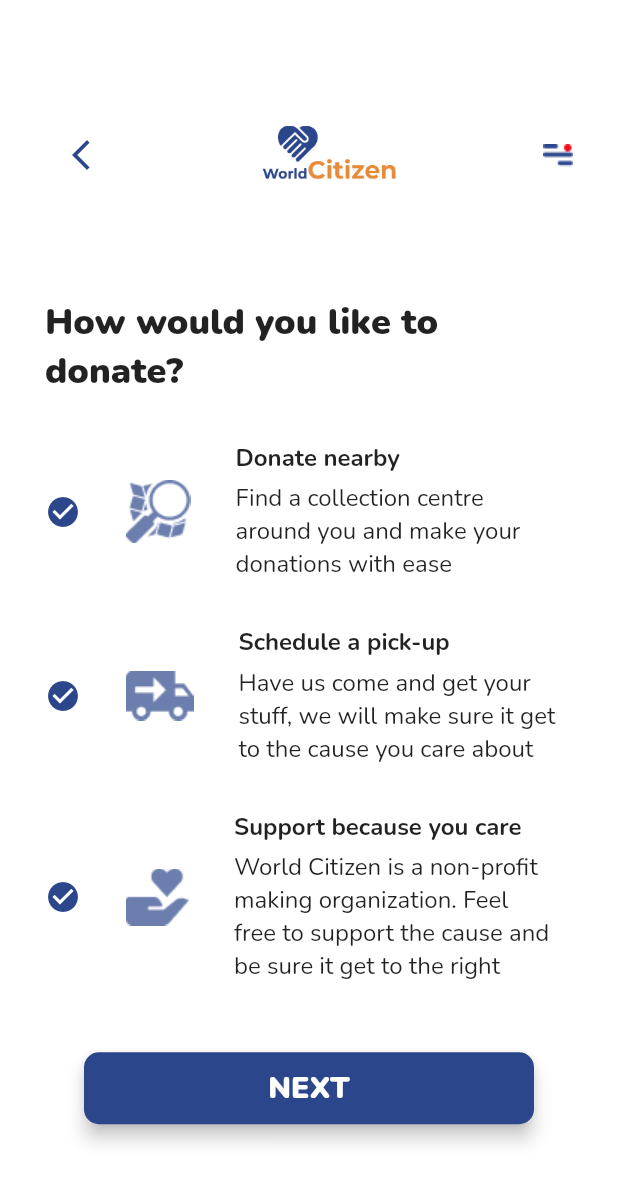
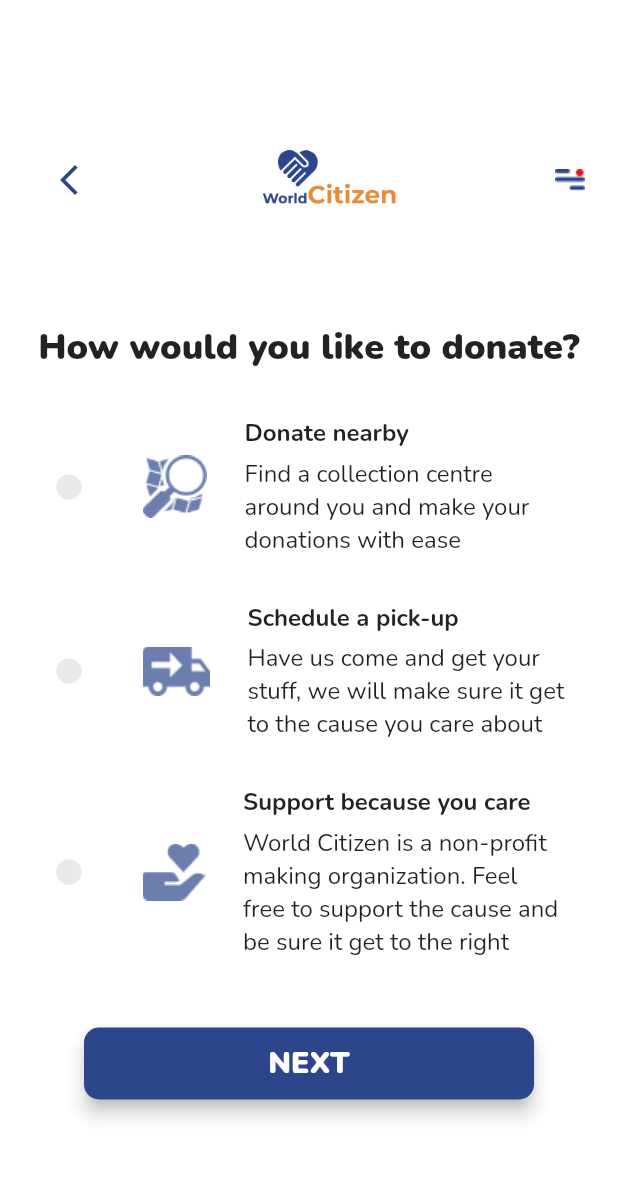
Before and after one commit to horla327/World-Citizen, a Flutter app: the DonationChannel screen opened by its route, on a phone screen of 412 x 824 dp. Shown: the top 1183 px of the screen. Run offline on Flutter 3.47's test engine with Material 2 defaults, Android fonts, the phone set to English and light mode, and no system bars; our stand-ins replace email_validator, firebase_auth, firebase_core, google_maps_flutter; accounts and stored records are empty; project files that could hold a hidden picture were left out.

Commit message:
Donation Channel completed

```diff
--- a/lib/donate_nearby2.dart
+++ b/lib/donate_nearby2.dart
@@ -97,7 +97,7 @@ class DonateNearbyRate extends StatelessWidget {
             ),
             Material(
               elevation: 2.0,
-              shadowColor: Color(0xFF3E3A3A),
+              shadowColor: Color(0xFFEAE9E9),
               child: Container(
                 color: Color(0xFFEAE9E9),
                 child: TextField(
--- a/lib/donation_channel.dart
+++ b/lib/donation_channel.dart
@@ -2,18 +2,31 @@
 
 import 'package:flutter/material.dart';
 import 'package:worldcitizen/NormalButton.dart';
+import 'package:worldcitizen/donate_nearby.dart';
 import 'package:worldcitizen/welcome_page.dart';
 
-class DonationChannel extends StatelessWidget {
+import 'donate_nearby2.dart';
+import 'pickup_location.dart';
+
+class DonationChannel extends StatefulWidget {
   static const String id = 'donation_channel';
   const DonationChannel({Key? key}) : super(key: key);
+
+  @override
+  State<DonationChannel> createState() => _DonationChannelState();
+}
+
+class _DonationChannelState extends State<DonationChannel> {
+  bool _hasBeenPressed = false;
+  bool _hasBeenPressed1 = false;
+  bool _hasBeenPressed2 = false;
 
   @override
   Widget build(BuildContext context) {
     return Scaffold(
       backgroundColor: Colors.white,
       body: Padding(
-        padding: const EdgeInsets.all(30.0),
+        padding: const EdgeInsets.all(22.0),
         child: Column(
           mainAxisAlignment: MainAxisAlignment.center,
           crossAxisAlignment: CrossAxisAlignment.center,
@@ -53,16 +66,23 @@ class DonationChannel extends StatelessWidget {
             ),
             Row(
               children: [
-                Icon(
-                  Icons.check_circle,
-                  color: Color(0xFF2B468B),
+                IconButton(
+                  onPressed: () {
+                    setState(() {
+                      _hasBeenPressed = !_hasBeenPressed;
+                    });
+                  },
+                  icon: Icon(Icons.circle),
+                  color:
+                      _hasBeenPressed ? Color(0xFF2B468B) : Color(0xFFEAE9E9),
+                  iconSize: 20,
                 ),
                 SizedBox(
-                  width: 30.0,
+                  width: 25.0,
                 ),
                 Image.asset('images/Vector (4).png'),
                 SizedBox(
-                  width: 30.0,
+                  width: 25.0,
                 ),
                 Column(
                   mainAxisAlignment: MainAxisAlignment.center,
@@ -108,16 +128,23 @@ class DonationChannel extends StatelessWidget {
             ),
             Row(
               children: [
-                Icon(
-                  Icons.check_circle,
-                  color: Color(0xFF2B468B),
+                IconButton(
+                  onPressed: () {
+                    setState(() {
+                      _hasBeenPressed1 = !_hasBeenPressed1;
+                    });
+                  },
+                  icon: Icon(Icons.circle),
+                  color:
+                      _hasBeenPressed1 ? Color(0xFF2B468B) : Color(0xFFEAE9E9),
+                  iconSize: 20,
                 ),
                 SizedBox(
-                  width: 30.0,
+                  width: 25.0,
                 ),
                 Image.asset('images/Vector (2).png'),
                 SizedBox(
-                  width: 30.0,
+                  width: 25.0,
                 ),
                 Column(
                   mainAxisAlignment: MainAxisAlignment.center,
@@ -163,16 +190,23 @@ class DonationChannel extends StatelessWidget {
             ),
             Row(
               children: [
-                Icon(
-                  Icons.check_circle,
-                  color: Color(0xFF2B468B),
+                IconButton(
+                  onPressed: () {
+                    setState(() {
+                      _hasBeenPressed2 = !_hasBeenPressed2;
+                    });
+                  },
+                  icon: Icon(Icons.circle),
+                  color:
+                      _hasBeenPressed2 ? Color(0xFF2B468B) : Color(0xFFEAE9E9),
+                  iconSize: 20,
                 ),
                 SizedBox(
-                  width: 30.0,
+                  width: 25.0,
                 ),
                 Image.asset('images/Vector (3).png'),
                 SizedBox(
-                  width: 30.0,
+                  width: 25.0,
                 ),
                 Column(
                   mainAxisAlignment: MainAxisAlignment.center,
@@ -222,7 +256,17 @@ class DonationChannel extends StatelessWidget {
             ),
             SizedBox(height: 30.0),
             NormalButton(
-                title: 'NEXT', colour: Color(0xFF2B468B), onPressed: () {}),
+                title: 'NEXT',
+                colour: Color(0xFF2B468B),
+                onPressed: () {
+                  if (_hasBeenPressed == true) {
+                    Navigator.pushNamed(context, DonateNearby.id);
+                  } else if (_hasBeenPressed1 == true) {
+                    Navigator.pushNamed(context, PickupLocation.id);
+                  } else if (_hasBeenPressed2 == true) {
+                    Navigator.pushNamed(context, DonateNearbyRate.id);
+                  }
+                }),
           ],
         ),
       ),
--- a/lib/main.dart
+++ b/lib/main.dart
@@ -25,7 +25,7 @@ class WorldCitizen extends StatelessWidget {
   @override
   Widget build(BuildContext context) {
     return MaterialApp(
-      initialRoute: PickupLocation.id,
+      initialRoute: DonationChannel.id,
       routes: {
         OnboardingScreen.id: (context) => const OnboardingScreen(),
         OnboardingPage.id: (context) => const OnboardingPage(),
```
